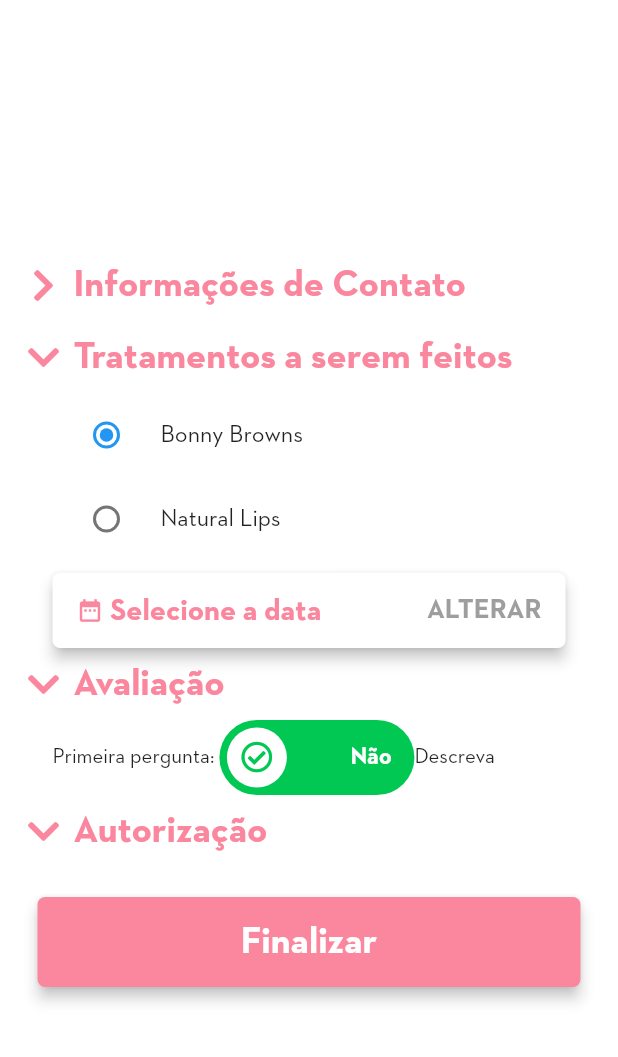
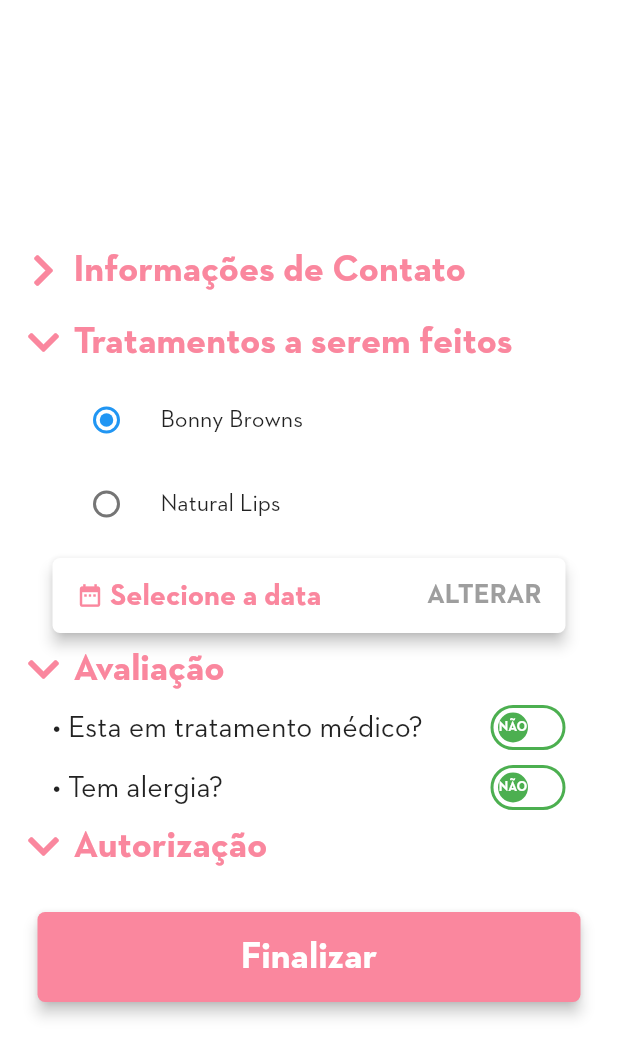
Before and after one commit to davidkalil10/BeautyDesign, a Flutter app: the CadastroCliente screen opened directly, on a phone screen of 412 x 824 dp. Shown: the top 1057 px of the screen. Run offline on Flutter 3.47's test engine with Material 2 defaults, Android fonts, the phone set to English and light mode, and no system bars; drawn by our look-alikes of lite_rolling_switch; our stand-ins replace bottom_navy_bar, flutter_datetime_picker, font_awesome_flutter, mask_text_input_formatter, simple_animations, supercharged.

Commit message:
Toggle melhor implementado Falta isolar codigos comuns, talvez em um widget, para diminuir o tamanho do codigo

```diff
--- /dev/null
+++ b/lib/customWidgets/SwitchlikeCheckbox.dart
@@ -0,0 +1,81 @@
+import 'package:flutter/material.dart';
+import 'package:simple_animations/simple_animations.dart';
+import 'package:supercharged/supercharged.dart';
+import 'dart:math';
+
+enum _CheckboxProps { paddingLeft, color, text, rotation }
+
+class SwitchlikeCheckbox extends StatelessWidget {
+  final bool checked;
+  Color rosaPaula = Color(0xffFA879E);
+
+  SwitchlikeCheckbox({this.checked});
+
+  @override
+  Widget build(BuildContext context) {
+    var tween = MultiTween<_CheckboxProps>()
+      ..add(_CheckboxProps.paddingLeft, 0.0.tweenTo(20.0), 1.seconds)
+      ..add(_CheckboxProps.color, Colors.green.tweenTo(rosaPaula), 1.seconds)
+      ..add(_CheckboxProps.text, ConstantTween("NÃO"), 200.milliseconds)
+      ..add(_CheckboxProps.text, ConstantTween("SIM"), 200.milliseconds)
+      ..add(_CheckboxProps.rotation, (-2 * pi).tweenTo(0.0), 1.seconds);
+
+    return CustomAnimation<MultiTweenValues<_CheckboxProps>>(
+      control: checked
+          ? CustomAnimationControl.PLAY
+          : CustomAnimationControl.PLAY_REVERSE,
+      startPosition: checked ? 1.0 : 0.0,
+      duration: tween.duration * 1.2,
+      tween: tween,
+      curve: Curves.easeInOut,
+      builder: _buildCheckbox,
+    );
+  }
+
+  Widget _buildCheckbox(
+      context, child, MultiTweenValues<_CheckboxProps> value) {
+    return Container(
+      decoration: _outerBoxDecoration(value.get(_CheckboxProps.color)),
+      width: 50,
+      height: 30,
+      padding: const EdgeInsets.all(3.0),
+      child: Stack(
+        children: [
+          Positioned(
+              child: Padding(
+                padding:
+                EdgeInsets.only(left: value.get(_CheckboxProps.paddingLeft)),
+                child: Transform.rotate(
+                  angle: value.get(_CheckboxProps.rotation),
+                  child: Container(
+                    decoration:
+                    _innerBoxDecoration(value.get(_CheckboxProps.color)),
+                    width: 20,
+                    child: Center(
+                        child: Text(value.get(_CheckboxProps.text),
+                            style: labelStyle)),
+                  ),
+                ),
+              ))
+        ],
+      ),
+    );
+  }
+
+  BoxDecoration _innerBoxDecoration(Color color) => BoxDecoration(
+      borderRadius: BorderRadius.all(Radius.circular(25)), color: color);
+
+  BoxDecoration _outerBoxDecoration(Color color) => BoxDecoration(
+    borderRadius: BorderRadius.all(Radius.circular(30)),
+    border: Border.all(
+      width: 2,
+      color: color,
+    ),
+  );
+
+  static final labelStyle = TextStyle(
+      height: 1.2,
+      fontWeight: FontWeight.bold,
+      fontSize: 9,
+      color: Colors.white);
+}
--- a/lib/telas/CadastroCliente.dart
+++ b/lib/telas/CadastroCliente.dart
@@ -1,3 +1,4 @@
+import 'package:beautydesign/customWidgets/SwitchlikeCheckbox.dart';
 import 'package:flutter/material.dart';
 import 'package:font_awesome_flutter/font_awesome_flutter.dart';
 import 'package:mask_text_input_formatter/mask_text_input_formatter.dart';
@@ -47,8 +48,13 @@ class _CadastroClienteState extends State<CadastroCliente> {
   FocusNode myFocusNode;
   int _opcaoAtendimento = 1;
   String _dataAgendamento = " Selecione a data";
+  bool enableCoolStuff = false;
 
-
+  void _toggle() {
+    setState(() {
+      enableCoolStuff = !enableCoolStuff;
+    });
+  }
 
 
   final _buttonOptions = [
@@ -452,27 +458,96 @@ class _CadastroClienteState extends State<CadastroCliente> {
                         children: <Widget>[
                           Padding(
                               padding: EdgeInsets.only(right: 30,left: 30),
-                            child:  Row(
-                              children: <Widget>[
-                                Text("Primeira pergunta: "),
-                                LiteRollingSwitch(
-                                  //initial value
-                                  value: false,
-                                  textOn: 'Sim',
-                                  textOff: 'Não',
-                                  colorOn: rosaPaula,
-                                  colorOff: Colors.greenAccent[700],
-                                  iconOn: FontAwesomeIcons.exclamationCircle,
-                                  iconOff: FontAwesomeIcons.checkCircle,
-                                  textSize: 16.0,
-                                  onChanged: (bool state) {
-                                    //Use it to manage the different states
-                                    print('Current State of SWITCH IS: $state');
-                                  },
+                            child:
+                            //Primeira Pergunta
+                            Column(
+                          children: <Widget>[
+                          Row(
+                          mainAxisAlignment: MainAxisAlignment.spaceBetween,
+                            children: <Widget>[
+                              Text("• Esta em tratamento médico?",
+                                style: TextStyle(
+                                    fontSize: 20
+                                ),),
+                              GestureDetector(
+                                onTap: _toggle,
+                                behavior: HitTestBehavior.translucent,
+                                child: Row(
+                                  mainAxisAlignment: MainAxisAlignment.center,
+                                  children: <Widget>[
+                                    SwitchlikeCheckbox(checked: enableCoolStuff),
+                                  ],
                                 ),
-                                Text("Descreva")
-                              ],
-                            )
+                              ),
+                            ],
+                          ),
+                          enableCoolStuff
+                              ? TextField(
+                            keyboardType: TextInputType.text,
+                            controller: _nomeController ,
+                            style: TextStyle(fontSize: 20.0, color: Colors.black),
+                            autofocus: false,
+                            onEditingComplete: ()=> FocusScope.of(context).requestFocus(myFocusNode),
+                            decoration: InputDecoration(
+                              labelText: "Especifique: ",
+                              labelStyle: TextStyle(fontSize: 20.0, color: rosaPaula),
+                              hintText: "Especifique..",
+                              focusedBorder: UnderlineInputBorder( //mudar cor da linha
+                                  borderSide: BorderSide(color: rosaPaula)
+                              ),
+                              //icon: Icon(FontAwesomeIcons.user,color: rosaPaula),
+                            ),
+                          )
+                              : Container()
+                        ],
+                      )
+                          ),
+                          //Segunda Pergunta
+                          Padding(
+                              padding: EdgeInsets.only(top:10, right: 30,left: 30),
+                              child:
+                              //Primeira Pergunta
+                              Column(
+                                children: <Widget>[
+                                  Row(
+                                    mainAxisAlignment: MainAxisAlignment.spaceBetween,
+                                    children: <Widget>[
+                                      Text("• Tem alergia?",
+                                        style: TextStyle(
+                                            fontSize: 20
+                                        ),),
+                                      GestureDetector(
+                                        onTap: _toggle,
+                                        behavior: HitTestBehavior.translucent,
+                                        child: Row(
+                                          mainAxisAlignment: MainAxisAlignment.center,
+                                          children: <Widget>[
+                                            SwitchlikeCheckbox(checked: enableCoolStuff),
+                                          ],
+                                        ),
+                                      ),
+                                    ],
+                                  ),
+                                  enableCoolStuff
+                                      ? TextField(
+                                    keyboardType: TextInputType.text,
+                                    controller: _nomeController ,
+                                    style: TextStyle(fontSize: 20.0, color: Colors.black),
+                                    autofocus: false,
+                                    onEditingComplete: ()=> FocusScope.of(context).requestFocus(myFocusNode),
+                                    decoration: InputDecoration(
+                                      labelText: "Especifique: ",
+                                      labelStyle: TextStyle(fontSize: 20.0, color: rosaPaula),
+                                      hintText: "Especifique..",
+                                      focusedBorder: UnderlineInputBorder( //mudar cor da linha
+                                          borderSide: BorderSide(color: rosaPaula)
+                                      ),
+                                      //icon: Icon(FontAwesomeIcons.user,color: rosaPaula),
+                                    ),
+                                  )
+                                      : Container()
+                                ],
+                              )
                           )
                         ],
                       )
--- a/pubspec.yaml
+++ b/pubspec.yaml
@@ -29,6 +29,7 @@ dependencies:
   mask_text_input_formatter: ^1.0.6
   flutter_datetime_picker: ^1.3.8
   lite_rolling_switch: ^0.1.1
+  simple_animations: ^2.2.0
   firebase_core: ^0.4.4+3 #recursos básicos
   #cloud_firestore: ^0.13.5 #banco de dados
   firebase_storage: ^3.1.5 #armazenamento de arquivos
```
Also changed, not shown: pubspec.lock.
